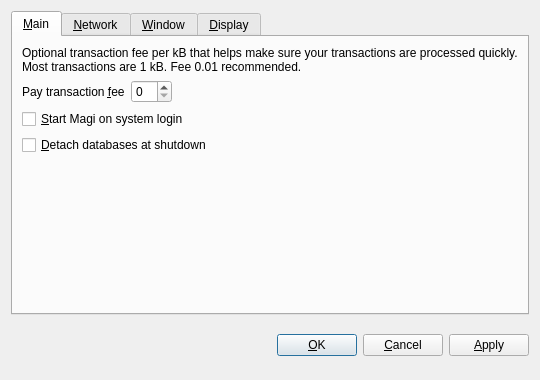
This is src/qt/forms/optionsdialog.ui in jondow72/peercoin as Qt 5 draws it before an edit. The edited form follows.
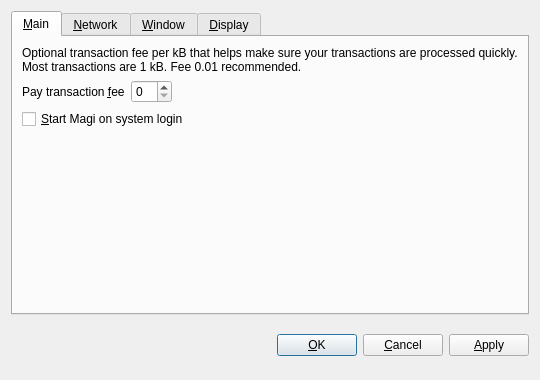
This is the edited form. Custom widgets are drawn as their Qt base class.

Commit message:
Remove -detachdb and stop's detach argument.
As the only BDB database left is the wallet, and it is always
detached.

Also remove IsChainFile() predicate and related chainfile-specific
logic.

Diff of the .ui file:
```diff
--- a/src/qt/forms/optionsdialog.ui
+++ b/src/qt/forms/optionsdialog.ui
@@ -86,16 +86,6 @@
          </property>
         </widget>
        </item>
-       <item>
-        <widget class="QCheckBox" name="detachDatabases">
-         <property name="toolTip">
-          <string>Detach block and address databases at shutdown. This means they can be moved to another data directory, but it slows down shutdown. The wallet is always detached.</string>
-         </property>
-         <property name="text">
-          <string>&amp;Detach databases at shutdown</string>
-         </property>
-        </widget>
-       </item>
        <item>
         <spacer name="verticalSpacer_Main">
          <property name="orientation">
```
The commit also changes 5 other files.
